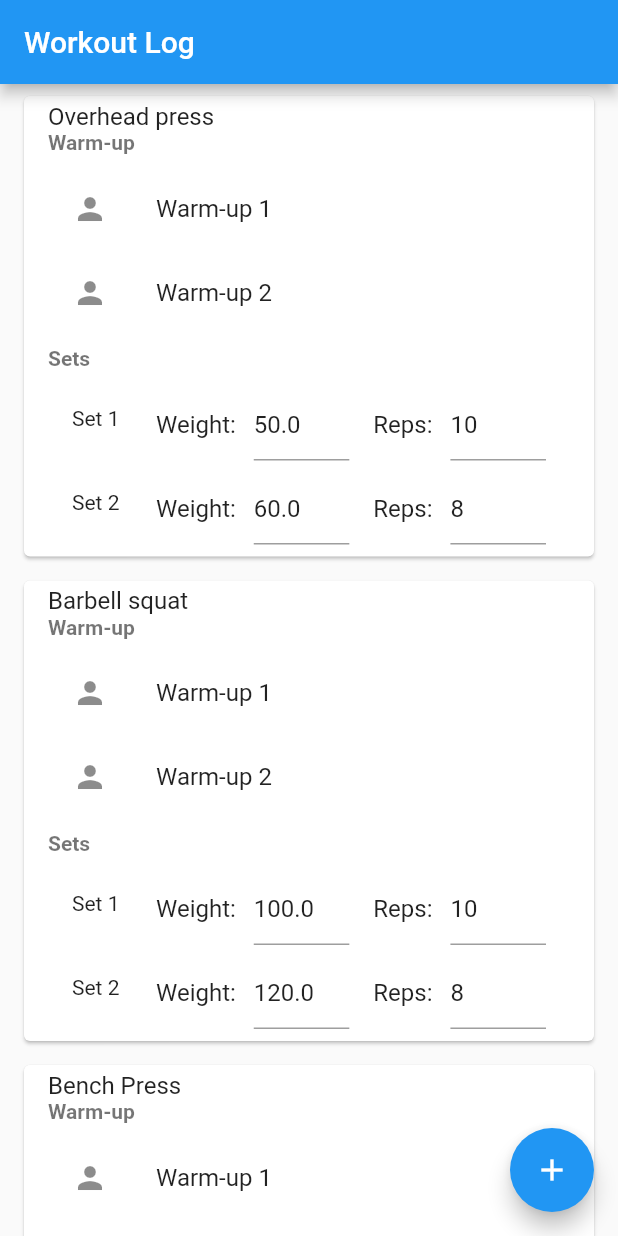
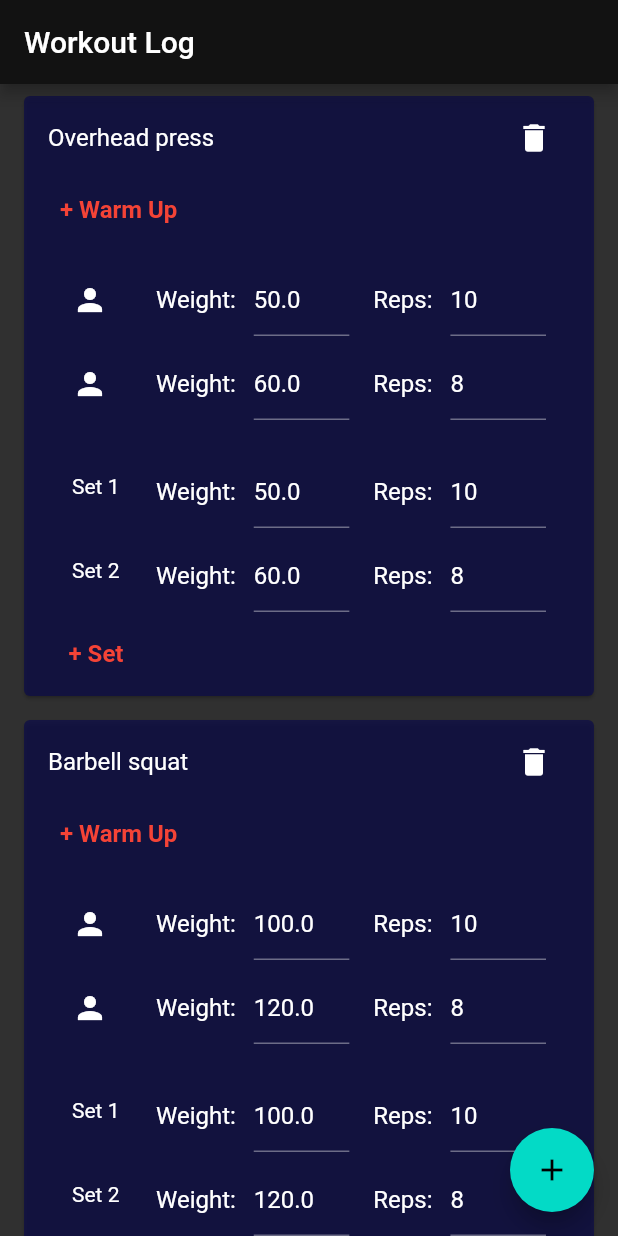
Before and after one commit to FebiWilson/AverageWorkoutLog, a Flutter app: the screen it shows after launch, on a phone screen of 412 x 824 dp. Run offline on Flutter 3.47's test engine with Material 2 defaults, Android fonts, the phone set to English and light mode, and no system bars; drawn by our look-alikes of flutter_slidable.

Commit message:
Basic Working SetUp

```diff
--- a/lib/main.dart
+++ b/lib/main.dart
@@ -1,24 +1,26 @@
 import 'package:flutter/material.dart';
 import 'package:provider/provider.dart';
 import 'package:intl/intl.dart';
+import 'package:flutter_slidable/flutter_slidable.dart';
+
 void main() {
-  runApp(const MyApp());
+  runApp(MultiProvider(providers: [
+    ChangeNotifierProvider(create: (_) => WorkoutLogProvider()),
+  ], child: const MyApp()));
 }
 
 class MyApp extends StatelessWidget {
-  const MyApp({super.key});
+  const MyApp({Key? key}) : super(key: key);
 
   @override
   Widget build(BuildContext context) {
-    return ChangeNotifierProvider(
-      create: (_) => WorkoutLogProvider(),
-      child: MaterialApp(
+    return MaterialApp(
       title: 'Workout Log',
       theme: ThemeData(
         primarySwatch: Colors.blue,
+        colorScheme: ColorScheme.dark().copyWith(background: Colors.black),
       ),
       home: WorkoutLogScreen(),
-      ),
     );
   }
 }
@@ -39,23 +41,8 @@ class WorkoutLogScreen extends StatelessWidget {
             itemCount: workoutEntries.length,
             itemBuilder: (context, index) {
               final entry = workoutEntries[index];
-              return Dismissible(
-                key: Key(entry.id.toString()),
-                direction: DismissDirection.endToStart,
-                background: Container(
-                  alignment: Alignment.centerRight,
-                  padding: const EdgeInsets.symmetric(horizontal: 16.0),
-                  color: Colors.red,
-                  child: const Icon(
-                    Icons.delete,
-                    color: Colors.white,
-                  ),
-                ),
-                onDismissed: (direction) {
-                  Provider.of<WorkoutLogProvider>(context, listen: false)
-                      .deleteEntry(entry);
-                },
-                child: WorkoutLogEntryCard(entry: entry),
+              return WorkoutLogEntryCard(
+                entry: entry,
               );
             },
           );
@@ -82,20 +69,62 @@ class WorkoutLogEntryCard extends StatelessWidget {
 
   @override
   Widget build(BuildContext context) {
+    final workoutLogProvider = Provider.of<WorkoutLogProvider>(context);
     return Card(
       margin: EdgeInsets.symmetric(horizontal: 16.0, vertical: 8.0),
+      color: Color.fromARGB(193, 13, 13, 71),
       child: ListTile(
-        title: Text(entry.workoutName),
+        title: Row(
+          mainAxisAlignment: MainAxisAlignment.spaceBetween,
+          children: [
+            Text(entry.workoutName),
+            IconButton(
+              onPressed: () {
+                workoutLogProvider.deleteEntry(entry);
+              },
+              icon: Icon(Icons.delete),
+            ),
+          ],
+        ),
         subtitle: Column(
           crossAxisAlignment: CrossAxisAlignment.start,
           children: [
-            Text('Warm-up', style: TextStyle(fontWeight: FontWeight.bold)),
+            TextButton(
+                onPressed: () {
+                  workoutLogProvider.addWarmUpRow(
+                      entry, WarmUpRow(weight: 0, reps: 0));
+                },
+                child: Text(
+                  "+ Warm Up",
+                  style: TextStyle(
+                    color: Colors.red,
+                    fontWeight: FontWeight.bold,
+                    fontSize: 16,
+                  ),
+                )),
             SizedBox(height: 8.0),
-            WarmUpList(warmUpRows: entry.warmUpRows),
+            WarmUpList(
+              warmUpRows: entry.warmUpRows,
+              entry: entry,
+            ),
             SizedBox(height: 8.0),
-            Text('Sets', style: TextStyle(fontWeight: FontWeight.bold)),
             SizedBox(height: 8.0),
             SetList(setRows: entry.setRows, entry: entry),
+            TextButton(
+                onPressed: () {
+                  workoutLogProvider.addSetRow(
+                      entry,
+                      SetRow(
+                          weight: 0, reps: 0, setNumber: entry.setRows.length+1));
+                },
+                child: Text(
+                  "+ Set",
+                  style: TextStyle(
+                    color: Colors.red,
+                    fontWeight: FontWeight.bold,
+                    fontSize: 16,
+                  ),
+                )),
           ],
         ),
       ),
@@ -104,10 +133,10 @@ class WorkoutLogEntryCard extends StatelessWidget {
 }
 
 class WarmUpList extends StatelessWidget {
-  final List<String> warmUpRows;
+  final List<WarmUpRow> warmUpRows;
+  final WorkoutLogEntry entry;
 
-  WarmUpList({required this.warmUpRows});
-
+  WarmUpList({required this.warmUpRows, required this.entry});
   @override
   Widget build(BuildContext context) {
     return ListView.builder(
@@ -115,9 +144,69 @@ class WarmUpList extends StatelessWidget {
       physics: NeverScrollableScrollPhysics(),
       itemCount: warmUpRows.length,
       itemBuilder: (context, index) {
-        return ListTile(
+        final warmUpRow = warmUpRows[index];
+        return Slidable(
+          actionPane: SlidableDrawerActionPane(),
+          key: Key('setRow_$index'),
+          dismissal: SlidableDismissal(
+            child: SlidableDrawerDismissal(),
+            onDismissed: (actionType) {
+              // Handle delete action for the set row
+              Provider.of<WorkoutLogProvider>(context, listen: false)
+                  .deleteWarmUpRow(entry, warmUpRow);
+            },
+            dismissThresholds: <SlideActionType, double>{
+              SlideActionType.secondary: 1.0,
+            },
+            onWillDismiss: (actionType) {
+              return false; // Prevent dismissal
+            },
+          ),
+          secondaryActions: [
+            IconSlideAction(
+              caption: 'Delete',
+              color: Colors.red,
+              icon: Icons.delete,
+              onTap: () {
+                // Handle delete action for the set row
+                Provider.of<WorkoutLogProvider>(context, listen: false)
+                    .deleteWarmUpRow(entry, warmUpRow);
+              },
+            ),
+          ],
+          child: ListTile(
             leading: Icon(Icons.person),
-          title: Text(warmUpRows[index]),
+            title: Row(
+              children: [
+                const Text('Weight: '),
+                SizedBox(width: 8.0),
+                Expanded(
+                  child: TextFormField(
+                    initialValue: warmUpRow.weight.toString(),
+                    keyboardType: TextInputType.number,
+                    onChanged: (value) {
+                      Provider.of<WorkoutLogProvider>(context, listen: false)
+                          .updateWarmUpWeight(
+                              entry, warmUpRow, double.parse(value));
+                    },
+                  ),
+                ),
+                SizedBox(width: 16.0),
+                Text('Reps: '),
+                SizedBox(width: 8.0),
+                Expanded(
+                  child: TextFormField(
+                    initialValue: warmUpRow.reps.toString(),
+                    keyboardType: TextInputType.number,
+                    onChanged: (value) {
+                      Provider.of<WorkoutLogProvider>(context, listen: false)
+                          .updateWarmUpReps(entry, warmUpRow, int.parse(value));
+                    },
+                  ),
+                ),
+              ],
+            ),
+          ),
         );
       },
     );
@@ -126,7 +215,7 @@ class WarmUpList extends StatelessWidget {
 
 class SetList extends StatelessWidget {
   final List<SetRow> setRows;
-  final WorkoutLogEntry entry; // Add this line
+  final WorkoutLogEntry entry;
 
   SetList({required this.setRows, required this.entry});
 
@@ -138,7 +227,24 @@ class SetList extends StatelessWidget {
       itemCount: setRows.length,
       itemBuilder: (context, index) {
         final setRow = setRows[index];
-        return ListTile(
+        return Slidable(
+          actionPane: SlidableDrawerActionPane(),
+          key: Key('setRow_$index'),
+          dismissal: SlidableDismissal(
+            child: SlidableDrawerDismissal(),
+            onDismissed: (actionType) {
+              // Handle delete action for the set row
+              Provider.of<WorkoutLogProvider>(context, listen: false)
+                  .deleteSetRow(entry, setRow);
+            },
+            dismissThresholds: <SlideActionType, double>{
+              SlideActionType.secondary: 1.0,
+            },
+            onWillDismiss: (actionType) {
+              return false; // Prevent dismissal
+            },
+          ),
+          child: ListTile(
             leading: Text('Set ${setRow.setNumber}'),
             title: Row(
               children: [
@@ -169,6 +275,19 @@ class SetList extends StatelessWidget {
                 ),
               ],
             ),
+          ),
+          secondaryActions: [
+            IconSlideAction(
+              caption: 'Delete',
+              color: Colors.red,
+              icon: Icons.delete,
+              onTap: () {
+                // Handle delete action for the set row
+                Provider.of<WorkoutLogProvider>(context, listen: false)
+                    .deleteSetRow(entry, setRow);
+              },
+            ),
+          ],
         );
       },
     );
@@ -182,12 +301,23 @@ class AddWorkoutDialog extends StatefulWidget {
 
 class _AddWorkoutDialogState extends State<AddWorkoutDialog> {
   final _formKey = GlobalKey<FormState>();
-  final TextEditingController _workoutNameController = TextEditingController();
-  final TextEditingController _warmUpController = TextEditingController();
-  final TextEditingController _setController = TextEditingController();
+  TextEditingController _workoutNameController = TextEditingController();
+  @override
+  void initState() {
+    super.initState();
+    _workoutNameController = TextEditingController();
+  }
+
+  @override
+  void dispose() {
+    _workoutNameController.dispose();
+    super.dispose();
+  }
 
   @override
   Widget build(BuildContext context) {
+    final workoutLogProvider = Provider.of<WorkoutLogProvider>(context);
+
     return AlertDialog(
       title: Text('Add Workout Log Entry'),
       content: Form(
@@ -201,26 +331,6 @@ class _AddWorkoutDialogState extends State<AddWorkoutDialog> {
               validator: (value) {
                 if (value!.isEmpty) {
                   return 'Please enter a workout name.';
-                }
-                return null;
-              },
-            ),
-            TextFormField(
-              controller: _warmUpController,
-              decoration: InputDecoration(labelText: 'Warm-up'),
-              validator: (value) {
-                if (value!.isEmpty) {
-                  return 'Please enter warm-up details.';
-                }
-                return null;
-              },
-            ),
-            TextFormField(
-              controller: _setController,
-              decoration: InputDecoration(labelText: 'Sets'),
-              validator: (value) {
-                if (value!.isEmpty) {
-                  return 'Please enter set details.';
                 }
                 return null;
               },
@@ -239,17 +349,16 @@ class _AddWorkoutDialogState extends State<AddWorkoutDialog> {
           onPressed: () {
             if (_formKey.currentState!.validate()) {
               final newEntry = WorkoutLogEntry(
-                id: WorkoutLogEntry.generateID() as int,
+                id: WorkoutLogEntry.generateID(),
                 workoutName: _workoutNameController.text,
-                warmUpRows: [_warmUpController.text],
-                setRows: [SetRow(setNumber: 1, weight: 0.0, reps: 0)],
+                warmUpRows: [],
+                setRows: [],
               );
-              Provider.of<WorkoutLogProvider>(context, listen: false)
-                  .addEntry(newEntry);
+              workoutLogProvider.addEntry(newEntry);
               Navigator.pop(context);
             }
           },
-          child: Text('Add'),
+          child: const Text('Add'),
         ),
       ],
     );
@@ -259,17 +368,14 @@ class _AddWorkoutDialogState extends State<AddWorkoutDialog> {
 class WorkoutLogEntry {
   final int id;
   final String workoutName;
-  final List<String> warmUpRows;
-  final List<SetRow> setRows;
-
-
-static String generateID() {
+  List<WarmUpRow> warmUpRows = [];
+  List<SetRow> setRows = [];
+  static int generateID() {
     final now = DateTime.now();
     final formatter = DateFormat('yyyyMMddHHmmss');
     final timestamp = formatter.format(now);
-  return timestamp;
+    return int.parse(timestamp);
   }
-
 
   WorkoutLogEntry({
     required this.id,
@@ -291,12 +397,25 @@ class SetRow {
   });
 }
 
+class WarmUpRow {
+  double weight;
+  int reps;
+
+  WarmUpRow({
+    required this.weight,
+    required this.reps,
+  });
+}
+
 class WorkoutLogProvider with ChangeNotifier {
   List<WorkoutLogEntry> workoutEntries = [
     WorkoutLogEntry(
       id: 1,
       workoutName: 'Overhead press',
-      warmUpRows: ['Warm-up 1', 'Warm-up 2'],
+      warmUpRows: [
+        WarmUpRow(weight: 50.0, reps: 10),
+        WarmUpRow(weight: 60.0, reps: 8),
+      ],
       setRows: [
         SetRow(setNumber: 1, weight: 50.0, reps: 10),
         SetRow(setNumber: 2, weight: 60.0, reps: 8),
@@ -305,7 +424,10 @@ class WorkoutLogProvider with ChangeNotifier {
     WorkoutLogEntry(
       id: 2,
       workoutName: 'Barbell squat',
-      warmUpRows: ['Warm-up 1', 'Warm-up 2'],
+      warmUpRows: [
+        WarmUpRow(weight: 100.0, reps: 10),
+        WarmUpRow(weight: 120.0, reps: 8),
+      ],
       setRows: [
         SetRow(setNumber: 1, weight: 100.0, reps: 10),
         SetRow(setNumber: 2, weight: 120.0, reps: 8),
@@ -314,7 +436,10 @@ class WorkoutLogProvider with ChangeNotifier {
     WorkoutLogEntry(
       id: 3,
       workoutName: 'Bench Press',
-      warmUpRows: ['Warm-up 1', 'Warm-up 2'],
+      warmUpRows: [
+        WarmUpRow(weight: 80.0, reps: 10),
+        WarmUpRow(weight: 90.0, reps: 8),
+      ],
       setRows: [
         SetRow(setNumber: 1, weight: 80.0, reps: 10),
         SetRow(setNumber: 2, weight: 90.0, reps: 8),
@@ -341,4 +466,35 @@ class WorkoutLogProvider with ChangeNotifier {
     setRow.reps = reps;
     notifyListeners();
   }
+
+  void updateWarmUpWeight(
+      WorkoutLogEntry entry, WarmUpRow setRow, double weight) {
+    setRow.weight = weight;
+    notifyListeners();
   }
+
+  void updateWarmUpReps(WorkoutLogEntry entry, WarmUpRow setRow, int reps) {
+    setRow.reps = reps;
+    notifyListeners();
+  }
+
+  void addWarmUpRow(WorkoutLogEntry entry, WarmUpRow warmUpRow) {
+    entry.warmUpRows.add(warmUpRow);
+    notifyListeners();
+  }
+
+  void addSetRow(WorkoutLogEntry entry, SetRow setRow) {
+    entry.setRows.add(setRow);
+    notifyListeners();
+  }
+
+  void deleteWarmUpRow(WorkoutLogEntry entry, WarmUpRow warmUpRow) {
+    entry.warmUpRows.remove(warmUpRow);
+    notifyListeners();
+  }
+
+  void deleteSetRow(WorkoutLogEntry entry, SetRow setRow) {
+    entry.setRows.remove(setRow);
+    notifyListeners();
+  }
+}
--- a/pubspec.yaml
+++ b/pubspec.yaml
@@ -37,6 +37,7 @@ dependencies:
   cupertino_icons: ^1.0.2
   provider: ^6.0.5
   intl: ^0.18.1
+  flutter_slidable: ^0.6.0
 
 dev_dependencies:
   flutter_test:
```
Also changed, not shown: pubspec.lock. Lines whose indentation alone changed are shown as unchanged.
